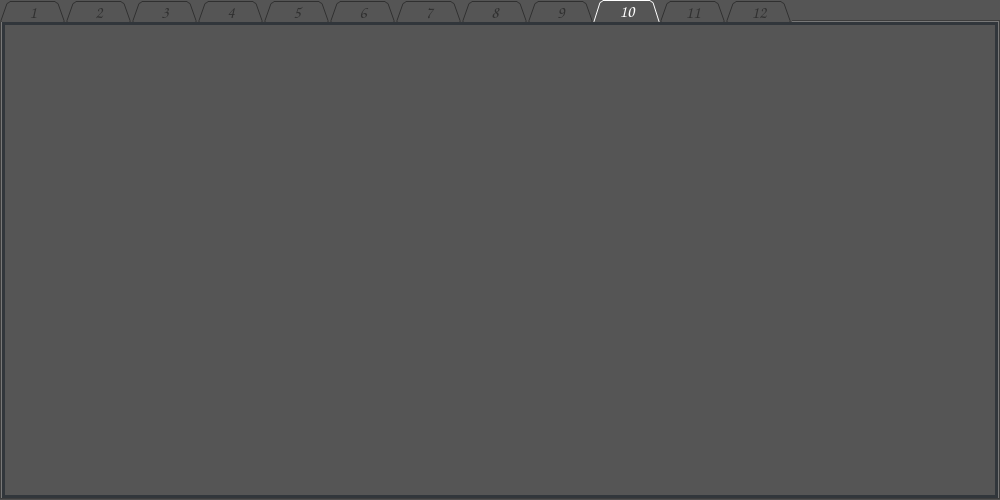
Above: app/design.ui from Kirill-j/AppBF before the change. Below: the same form after it.
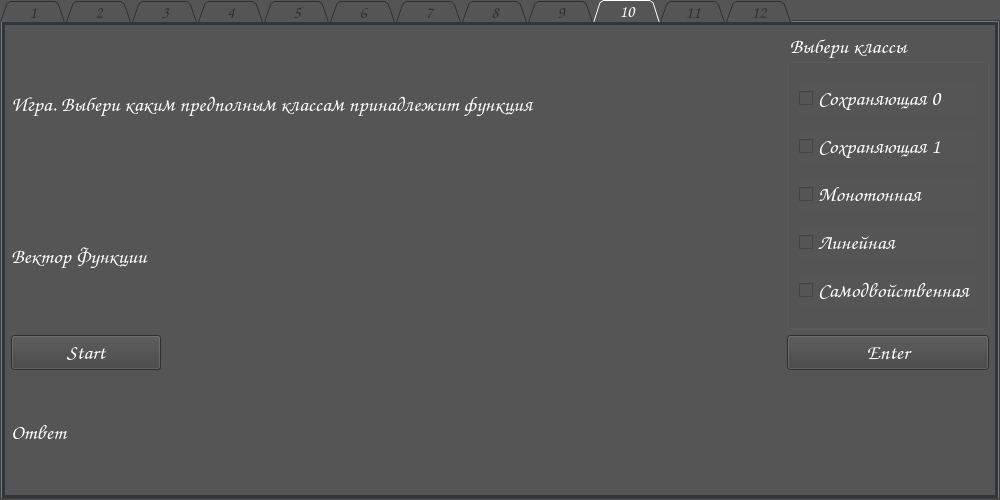
That is the form after the change. The open tabs and pages were chosen to show the change.

```diff
--- a/app/design.ui
+++ b/app/design.ui
@@ -796,6 +796,111 @@
    <attribute name="title">
     <string>10</string>
    </attribute>
+   <layout class="QVBoxLayout" name="verticalLayout_19" stretch="3,1">
+    <item>
+     <layout class="QHBoxLayout" name="horizontalLayout_10" stretch="1,0">
+      <item>
+       <layout class="QVBoxLayout" name="verticalLayout_18">
+        <item>
+         <widget class="QLabel" name="task_10">
+          <property name="text">
+           <string>Игра. Выбери каким предполным классам принадлежит функция</string>
+          </property>
+          <property name="wordWrap">
+           <bool>true</bool>
+          </property>
+         </widget>
+        </item>
+        <item>
+         <widget class="QLabel" name="label_10_func">
+          <property name="text">
+           <string>Вектор Функции</string>
+          </property>
+         </widget>
+        </item>
+        <item alignment="Qt::AlignmentFlag::AlignLeft">
+         <widget class="QPushButton" name="button_start_10">
+          <property name="minimumSize">
+           <size>
+            <width>150</width>
+            <height>0</height>
+           </size>
+          </property>
+          <property name="text">
+           <string>Start</string>
+          </property>
+         </widget>
+        </item>
+       </layout>
+      </item>
+      <item>
+       <layout class="QVBoxLayout" name="verticalLayout_17">
+        <item>
+         <widget class="QGroupBox" name="groupBox">
+          <property name="title">
+           <string>Выбери классы</string>
+          </property>
+          <layout class="QVBoxLayout" name="verticalLayout_16">
+           <item>
+            <widget class="QCheckBox" name="check_box_10_save_null">
+             <property name="text">
+              <string>Сохраняющая 0</string>
+             </property>
+            </widget>
+           </item>
+           <item>
+            <widget class="QCheckBox" name="check_box_10_save_one">
+             <property name="text">
+              <string>Сохраняющая 1</string>
+             </property>
+            </widget>
+           </item>
+           <item>
+            <widget class="QCheckBox" name="check_box_10_monotonous">
+             <property name="text">
+              <string>Монотонная</string>
+             </property>
+            </widget>
+           </item>
+           <item>
+            <widget class="QCheckBox" name="check_box_10_linear">
+             <property name="text">
+              <string>Линейная</string>
+             </property>
+            </widget>
+           </item>
+           <item>
+            <widget class="QCheckBox" name="check_box_10_selfdual">
+             <property name="text">
+              <string>Самодвойственная</string>
+             </property>
+            </widget>
+           </item>
+          </layout>
+         </widget>
+        </item>
+        <item>
+         <widget class="QPushButton" name="button_enter_10">
+          <property name="text">
+           <string>Enter</string>
+          </property>
+         </widget>
+        </item>
+       </layout>
+      </item>
+     </layout>
+    </item>
+    <item>
+     <widget class="QLabel" name="answer_10">
+      <property name="text">
+       <string>Ответ</string>
+      </property>
+      <property name="wordWrap">
+       <bool>true</bool>
+      </property>
+     </widget>
+    </item>
+   </layout>
   </widget>
   <widget class="QWidget" name="tab_11">
    <attribute name="title">
```
Left out of the diff: 2 changed lines with no effect on the pictures.
